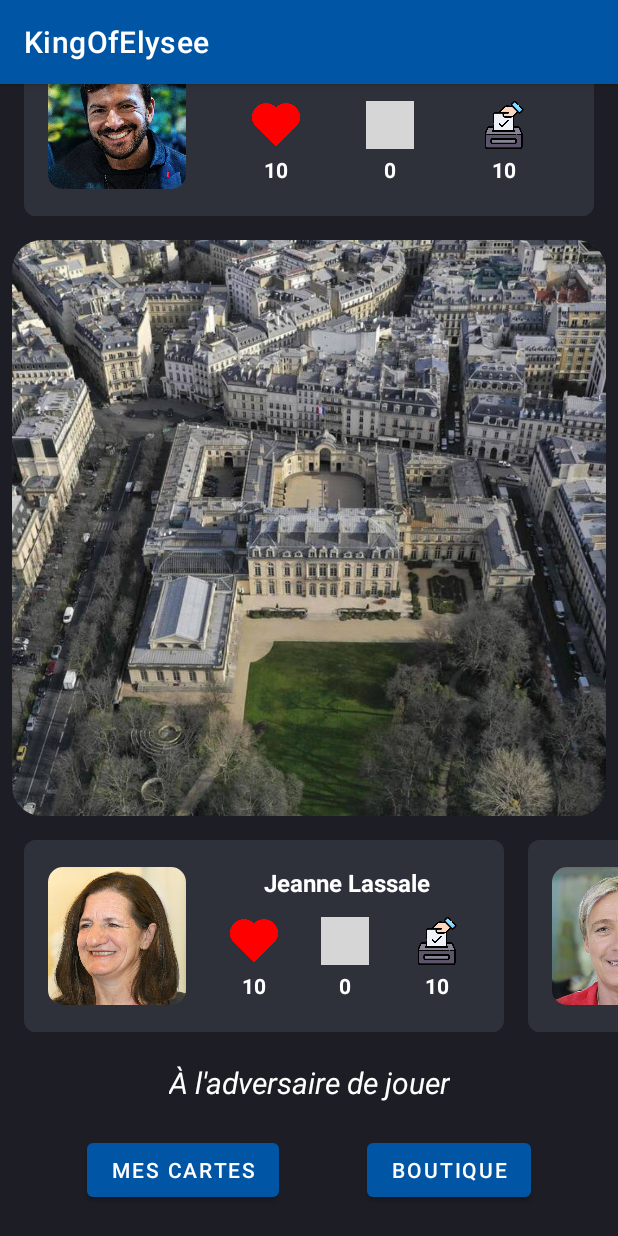
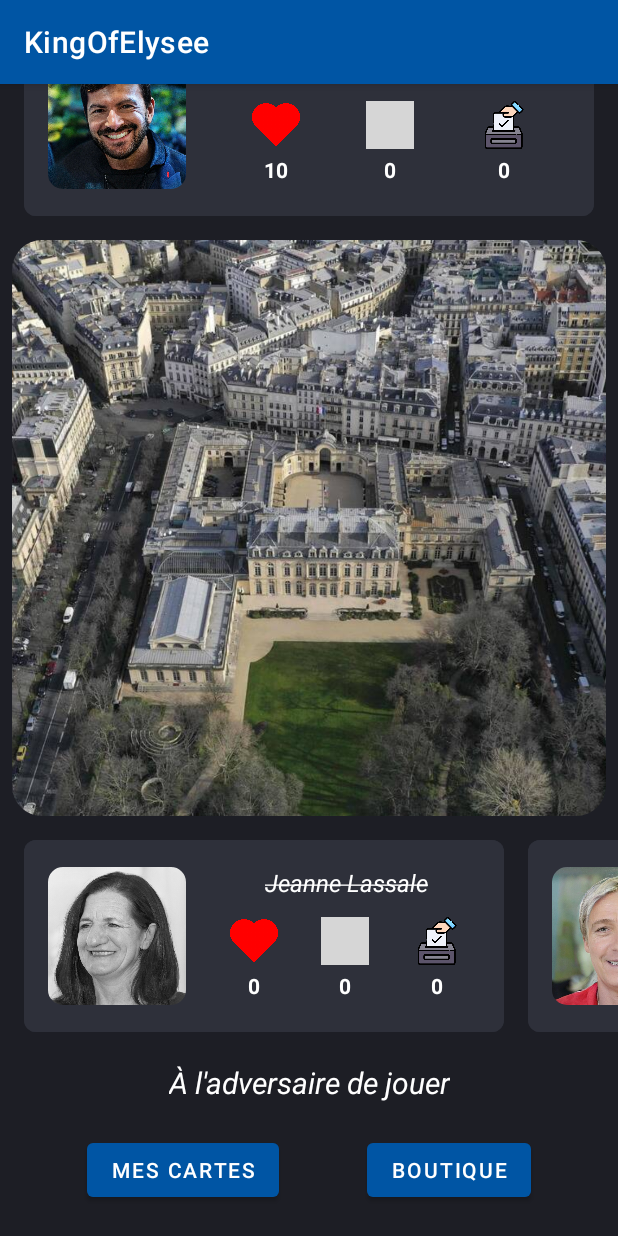
Before and after one commit to VictorTruong18/KingOfElysee, an Android app: the GameCharacterChoice screen opened through its navigation route, after a tap on "MES CARTES", on a phone screen of 412 x 824 dp. Run offline under Robolectric (Android 15) with nearby library versions, the phone set to English and light mode, and no system bars; 2 other taps on this screen came first; grey boxes are pictures that could not be loaded.

Commit message:
Add death effect

```diff
--- a/app/src/main/java/fr/epita/android/kingofelysee/GameBoard.kt
+++ b/app/src/main/java/fr/epita/android/kingofelysee/GameBoard.kt
@@ -82,7 +82,7 @@ class GameBoard : Fragment() {
         val incrementButton : Button = view.findViewById(R.id.life_inc_btn)
 
         incrementButton.setOnClickListener{
-            //gameBrain.player.incrementLifePoints(1)
+            gameBrain.characters[0].incrementLifePoints(-10)
         }
 
         communicator = activity as Communicator
--- a/app/src/main/java/fr/epita/android/kingofelysee/objects/Character.kt
+++ b/app/src/main/java/fr/epita/android/kingofelysee/objects/Character.kt
@@ -5,6 +5,7 @@ import androidx.lifecycle.ViewModel
 
 val LIFE_POINTS = 10
 val ENERGY_POINTS = 0
+val VICTORY_POINTS = 0
 
 class Character(
     name: String,
@@ -16,24 +17,20 @@ class Character(
     var isThePlayer_ : Boolean = false
     var lifePoints_ = MutableLiveData<Int>(LIFE_POINTS)
     var energyPoints_ = MutableLiveData<Int>(ENERGY_POINTS)
+    var victoryPoints_ = MutableLiveData<Int>(VICTORY_POINTS)
     var onTheHill_ : Boolean = false
     var isMyTurn_ : Boolean = false
-    var isAlive_ : Boolean = true
 
     fun incrementLifePoints(lifepoints : Int){
         this.lifePoints_.postValue(this.lifePoints_.value!!.plus(lifepoints))
-    }
-
-    fun lifePointsString(): String {
-        return this.lifePoints_.value?.toString() ?: "error"
     }
 
     fun incrementEnergyPoints(energypoints : Int){
         this.energyPoints_.postValue(this.energyPoints_.value!!.plus(energypoints))
     }
 
-    fun energyPointsString(): String {
-        return this.energyPoints_.value?.toString() ?: "error"
+    fun incrementVictoryPoints(victorypoints : Int){
+        this.victoryPoints_.postValue(this.victoryPoints_.value!!.plus(victorypoints))
     }
 
 }
--- a/app/src/main/java/fr/epita/android/kingofelysee/sections/PlayerProfileSection.kt
+++ b/app/src/main/java/fr/epita/android/kingofelysee/sections/PlayerProfileSection.kt
@@ -1,5 +1,7 @@
 package fr.epita.android.kingofelysee.sections
 
+import android.graphics.ColorMatrix
+import android.graphics.ColorMatrixColorFilter
 import android.media.Image
 import android.os.Bundle
 import androidx.fragment.app.Fragment
@@ -12,8 +14,8 @@ import androidx.fragment.app.activityViewModels
 import androidx.lifecycle.Observer
 import fr.epita.android.kingofelysee.GameBrain
 import fr.epita.android.kingofelysee.R
-import org.w3c.dom.Text
-
+import android.graphics.Paint;
+import android.graphics.Typeface
 
 
 class PlayerProfileSection : Fragment() {
@@ -22,6 +24,7 @@ class PlayerProfileSection : Fragment() {
     lateinit var imageView : ImageView
     lateinit var energyTextView : TextView
     lateinit var lifeTextView : TextView
+    lateinit var victoryTextView : TextView
     var index: Int? = 0
 
     override fun onCreateView(
@@ -43,6 +46,7 @@ class PlayerProfileSection : Fragment() {
         imageView  = view.findViewById(R.id.image_img)
         energyTextView = view.findViewById(R.id.energypoints_tv)
         lifeTextView = view.findViewById(R.id.lifepoints_tv)
+        victoryTextView = view.findViewById(R.id.victorypoints_tv)
 
 
 
@@ -50,12 +54,22 @@ class PlayerProfileSection : Fragment() {
             this.textView.text = gameBrain.characters[index!!].name_
             this.imageView.setImageResource(gameBrain.characters[index!!].image_)
             gameBrain.characters[index!!].lifePoints_.observe(viewLifecycleOwner, Observer {
-                this.lifeTextView.text = gameBrain.characters[index!!].lifePointsString()
+                this.lifeTextView.text = "$it"
+                if(it <= 0){
+                    this.imageView.colorFilter = ColorMatrixColorFilter(ColorMatrix().apply { setSaturation(0f)})
+                    this.textView.paintFlags = this.textView.paintFlags or Paint.STRIKE_THRU_TEXT_FLAG
+                    this.textView.setTypeface(null, Typeface.ITALIC)
+                }
             })
 
             gameBrain.characters[index!!].energyPoints_.observe(viewLifecycleOwner, Observer {
-                this.energyTextView.text = gameBrain.characters[index!!].energyPointsString()
+                this.energyTextView.text = "$it"
             })
+
+            gameBrain.characters[index!!].victoryPoints_.observe(viewLifecycleOwner, Observer {
+                this.victoryTextView.text = "$it"
+            })
+
         }
     }
 
--- a/app/src/main/res/layout/fragment_player_profile_section.xml
+++ b/app/src/main/res/layout/fragment_player_profile_section.xml
@@ -95,11 +95,11 @@
         app:layout_constraintTop_toBottomOf="@+id/name_tv" />
 
     <TextView
-        android:id="@+id/winpoints_tv"
+        android:id="@+id/victorypoints_tv"
         android:layout_width="wrap_content"
         android:layout_height="wrap_content"
         android:layout_marginTop="4dp"
-        android:text="10"
+        android:text="0"
         android:textColor="#FFFFFF"
         android:textStyle="bold"
         app:layout_constraintEnd_toEndOf="@+id/imageView3"
```
